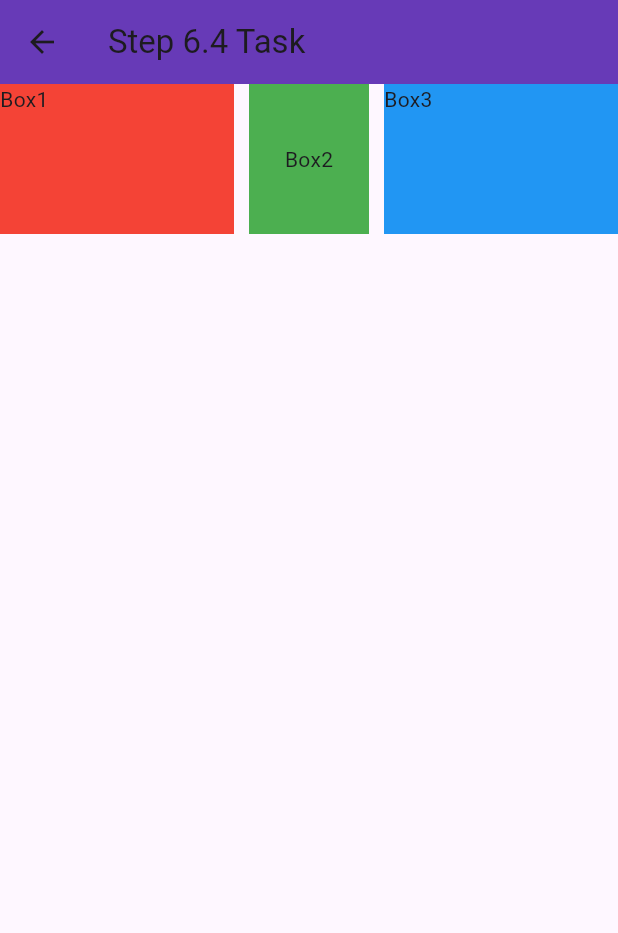
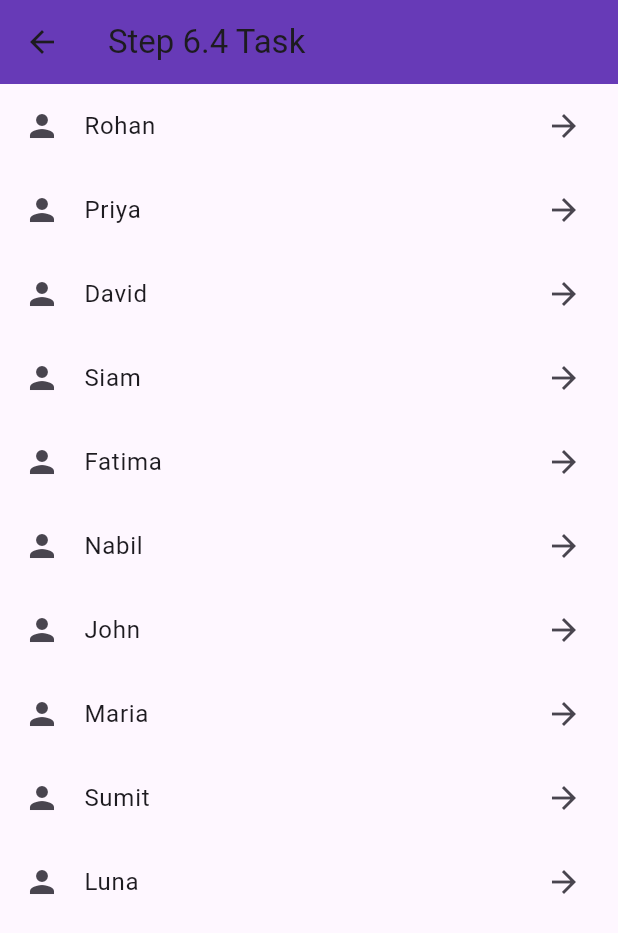
Before and after one commit to SaidurRahman1004/FlutterPractise1, a Flutter app: the HomeActivity screen opened directly, in the side drawer, after a tap on "TestPAge", on a phone screen of 412 x 824 dp. Shown: the top 933 px of the screen. Run offline on Flutter 3.47's test engine with Material 3 defaults, Android fonts, the phone set to English and light mode, and no system bars; network calls fail.

Commit message:
commit 3

```diff
--- a/lib/main.dart
+++ b/lib/main.dart
@@ -18,7 +18,7 @@ import 'GminiPractise.dart';
 
 void main(){
   runApp( MaterialApp(
-    home: GminiPractise(),
+    home: practisePage(),
   ));  //listExample  //MyApp  //practisePage  //Practiseg2 //ExampleOfAllList //GminiPractise
 }
 ///এখানে ২ টি ক্লাস MyApp,HomeActivity !MyApp ক্লাসে HomeActivity কে home: এ ডিফাইন করা হয়েছে যা এপ চালু হলে প্রাথমিক স্ক্রিন হিসেবে দেখাবে!
--- a/lib/practisePage.dart
+++ b/lib/practisePage.dart
@@ -163,6 +163,7 @@ class practisePage extends StatelessWidget {
 
  */
 //Task 6.5:Ans SizedBox, Expanded, Spacer – Flutter Layout
+/*
 class practisePage extends StatelessWidget {
   @override
   Widget build(BuildContext context) {
@@ -184,3 +185,79 @@ class practisePage extends StatelessWidget {
     );
   }
 }
+
+ */
+
+// Task 6.6:Ans Stack এবং Positioned Widget
+/*
+class practisePage extends StatelessWidget {
+  @override
+  Widget build(BuildContext context) {
+    return Scaffold(
+      appBar: AppBar(
+        title: Text("Step 6.4 Task"),
+        backgroundColor: Colors.deepPurple,
+      ),
+      body: Center(
+        child: Stack(
+          children: <Widget>[
+            Container(
+              width: 300,
+              height: 300,
+              color: Colors.red,
+            ),
+            Positioned(
+              top: 0,
+              left: 0,
+              child: Container(
+                width: 100,
+                height: 100,
+                color: Colors.green,
+              ),
+              ),
+            Positioned(
+              bottom: 0,
+              right: 0,
+              child: Container(
+                height: 80,
+                width: 80,
+                color: Colors.blue,
+              ),
+            ),
+          ],
+        ),
+      ),
+    );
+  }
+}
+
+ */
+
+//🎯 Task 6.7 ListView, ListTile, ListView.builder
+class practisePage extends StatelessWidget {
+  var name = ["Rohan", "Priya", "David", "Siam", "Fatima", "Nabil", "John", "Maria", "Sumit", "Luna"];
+  @override
+  Widget build(BuildContext context) {
+    return Scaffold(
+      appBar: AppBar(
+        title: Text("Step 6.4 Task"),
+        backgroundColor: Colors.deepPurple,
+      ),
+      body: Center(
+        child: ListView.builder(
+            itemCount: name.length,
+            itemBuilder: (BuildContext context, int index){
+              return ListTile(
+                leading: Icon(Icons.person),
+                title: Text(name[index]),
+                trailing: Icon(Icons.arrow_forward),
+                onTap: (){
+                  print("This is ${name[index]}");
+                },
+              );
+            }
+        ),
+      ),
+    );
+  }
+}
```
